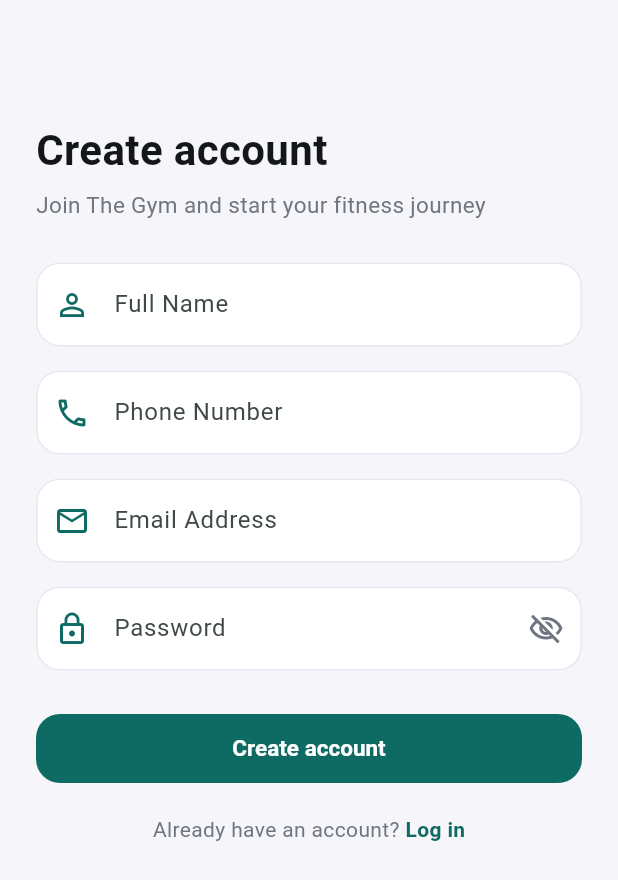
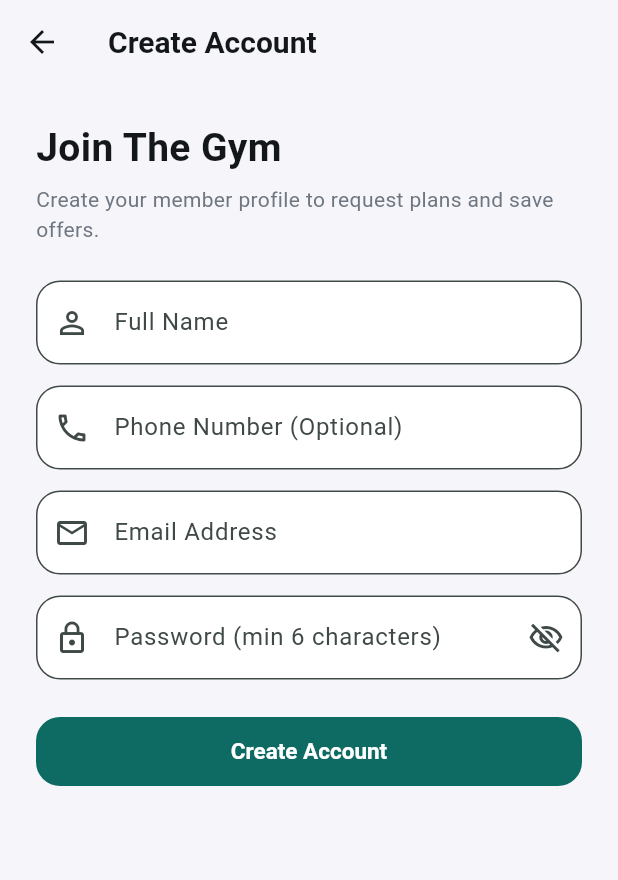
Before and after one commit to GeorgeAiad-dev/flutter_application_1, a Flutter app: the SignUpScreen screen opened directly, on a phone screen of 412 x 824 dp. Shown: the top 880 px of the screen. Run offline on Flutter 3.47's test engine with Material 3 defaults, Android fonts, the phone set to English and light mode, and no system bars; our stand-ins replace image_picker, supabase_flutter; accounts and stored records are empty.

Commit message:
All features work

```diff
--- a/lib/screens/auth_screens.dart
+++ b/lib/screens/auth_screens.dart
@@ -11,11 +11,13 @@ class LoginScreen extends StatefulWidget {
 }
 
 class _LoginScreenState extends State<LoginScreen> {
-  final _formKey = GlobalKey<FormState>();
+  final _supabase = Supabase.instance.client;
   final _emailController = TextEditingController();
   final _passwordController = TextEditingController();
+
+  bool _isLoading = false;
   bool _obscurePassword = true;
-  bool _isLoading = false;
+  String? _errorMessage;
 
   @override
   void dispose() {
@@ -24,127 +26,154 @@ class _LoginScreenState extends State<LoginScreen> {
     super.dispose();
   }
 
-  Future<void> _submitLogin() async {
-    if (!_formKey.currentState!.validate()) return;
+  Future<void> _signIn() async {
+    final email = _emailController.text.trim();
+    final password = _passwordController.text;
 
-    setState(() => _isLoading = true);
+    if (email.isEmpty || password.isEmpty) {
+      setState(() {
+        _errorMessage = 'Please enter both your email and password.';
+      });
+      return;
+    }
+
+    setState(() {
+      _isLoading = true;
+      _errorMessage = null;
+    });
+
     try {
-      await Supabase.instance.client.auth.signInWithPassword(
-        email: _emailController.text.trim(),
-        password: _passwordController.text,
-      );
+      await _supabase.auth.signInWithPassword(email: email, password: password);
 
       if (!mounted) return;
-      ScaffoldMessenger.of(context).showSnackBar(
-        const SnackBar(
-          content: Text('Welcome back to The Gym!'),
-          backgroundColor: AppColors.primaryTeal,
-        ),
-      );
       Navigator.pop(context, true);
     } on AuthException catch (e) {
       if (!mounted) return;
-      final message = e.message.toLowerCase().contains('invalid login')
-          ? 'Incorrect email or password. Please try again.'
-          : e.message;
-      ScaffoldMessenger.of(context).showSnackBar(
-        SnackBar(content: Text(message), backgroundColor: Colors.red.shade700),
-      );
+      String friendlyMsg = e.message;
+      if (e.message.toLowerCase().contains('invalid login credentials')) {
+        friendlyMsg = 'Incorrect email or password. Please check your password and try again.';
+      }
+      setState(() {
+        _errorMessage = friendlyMsg;
+        _isLoading = false;
+      });
     } catch (_) {
       if (!mounted) return;
-      ScaffoldMessenger.of(context).showSnackBar(
-        SnackBar(
-          content: const Text(
-            'Connection error. Check your internet and try again.',
-          ),
-          backgroundColor: Colors.red.shade700,
-        ),
-      );
-    } finally {
-      if (mounted) setState(() => _isLoading = false);
+      setState(() {
+        _errorMessage =
+            'Connection error. Please check your internet and try again.';
+        _isLoading = false;
+      });
     }
   }
 
   @override
   Widget build(BuildContext context) {
     return Scaffold(
-      appBar: AppBar(),
-      body: SafeArea(
-        child: SingleChildScrollView(
+      appBar: AppBar(title: const Text('Log in')),
+      body: SingleChildScrollView(
         padding: const EdgeInsets.all(24),
-          child: Form(
-            key: _formKey,
         child: Column(
           crossAxisAlignment: CrossAxisAlignment.start,
           children: [
-                Container(
-                  width: 54,
-                  height: 54,
-                  decoration: BoxDecoration(
-                    color: AppColors.primaryTeal,
-                    borderRadius: BorderRadius.circular(16),
-                  ),
-                  child: const Icon(
-                    Icons.fitness_center,
-                    color: Colors.white,
-                    size: 28,
-                  ),
-                ),
-                const SizedBox(height: 24),
             const Text(
               'Welcome back',
               style: TextStyle(
-                    fontSize: 28,
+                fontSize: 26,
                 fontWeight: FontWeight.bold,
                 color: AppColors.textDark,
               ),
             ),
             const SizedBox(height: 6),
             const Text(
-                  'Sign in to manage your gym membership',
-                  style: TextStyle(fontSize: 15, color: AppColors.textGrey),
+              'Sign in to manage your gym membership and saved offers.',
+              style: TextStyle(fontSize: 14, color: AppColors.textGrey),
             ),
-                const SizedBox(height: 32),
-                TextFormField(
+            const SizedBox(height: 24),
+            if (_errorMessage != null) ...[
+              Container(
+                width: double.infinity,
+                padding: const EdgeInsets.all(14),
+                decoration: BoxDecoration(
+                  color: Colors.red.shade50,
+                  borderRadius: BorderRadius.circular(14),
+                  border: Border.all(color: Colors.red.shade200),
+                ),
+                child: Row(
+                  children: [
+                    Icon(
+                      Icons.error_outline,
+                      color: Colors.red.shade700,
+                      size: 22,
+                    ),
+                    const SizedBox(width: 10),
+                    Expanded(
+                      child: Text(
+                        _errorMessage!,
+                        style: TextStyle(
+                          color: Colors.red.shade900,
+                          fontSize: 13,
+                          fontWeight: FontWeight.w500,
+                        ),
+                      ),
+                    ),
+                  ],
+                ),
+              ),
+              const SizedBox(height: 18),
+            ],
+            TextField(
               controller: _emailController,
               keyboardType: TextInputType.emailAddress,
-                  validator: (v) => (v == null || !v.contains('@'))
-                      ? 'Please enter a valid email address'
-                      : null,
-                  decoration: _inputDecoration(
-                    label: 'Email Address',
-                    hint: 'name@example.com',
-                    icon: Icons.email_outlined,
+              onChanged: (_) {
+                if (_errorMessage != null) {
+                  setState(() => _errorMessage = null);
+                }
+              },
+              decoration: InputDecoration(
+                labelText: 'Email Address',
+                prefixIcon: const Icon(Icons.email_outlined),
+                filled: true,
+                fillColor: Colors.white,
+                border: OutlineInputBorder(
+                  borderRadius: BorderRadius.circular(16),
+                ),
               ),
             ),
             const SizedBox(height: 16),
-                TextFormField(
+            TextField(
               controller: _passwordController,
               obscureText: _obscurePassword,
-                  validator: (v) => (v == null || v.length < 6)
-                      ? 'Password must be at least 6 characters'
-                      : null,
-                  decoration: _inputDecoration(
-                    label: 'Password',
-                    hint: '••••••••',
-                    icon: Icons.lock_outline,
+              onChanged: (_) {
+                if (_errorMessage != null) {
+                  setState(() => _errorMessage = null);
+                }
+              },
+              decoration: InputDecoration(
+                labelText: 'Password',
+                prefixIcon: const Icon(Icons.lock_outline),
                 suffixIcon: IconButton(
                   icon: Icon(
                     _obscurePassword
                         ? Icons.visibility_off_outlined
                         : Icons.visibility_outlined,
-                        color: AppColors.textGrey,
                   ),
-                      onPressed: () =>
-                          setState(() => _obscurePassword = !_obscurePassword),
+                  onPressed: () {
+                    setState(() => _obscurePassword = !_obscurePassword);
+                  },
+                ),
+                filled: true,
+                fillColor: Colors.white,
+                border: OutlineInputBorder(
+                  borderRadius: BorderRadius.circular(16),
                 ),
               ),
             ),
-                const SizedBox(height: 28),
+            const SizedBox(height: 24),
             SizedBox(
               width: double.infinity,
               child: ElevatedButton(
-                    onPressed: _isLoading ? null : _submitLogin,
+                onPressed: _isLoading ? null : _signIn,
                 child: _isLoading
                     ? const SizedBox(
                         height: 20,
@@ -157,36 +186,35 @@ class _LoginScreenState extends State<LoginScreen> {
                     : const Text('Log in'),
               ),
             ),
-                const SizedBox(height: 20),
+            const SizedBox(height: 16),
             Row(
               mainAxisAlignment: MainAxisAlignment.center,
               children: [
                 const Text(
-                      "Don't have an account? ",
+                  "Don't have an account?",
                   style: TextStyle(color: AppColors.textGrey),
                 ),
-                    GestureDetector(
-                      onTap: () {
-                        Navigator.pushReplacement(
+                TextButton(
+                  onPressed: () async {
+                    final created = await Navigator.push(
                       context,
-                          MaterialPageRoute(
-                            builder: (_) => const SignUpScreen(),
-                          ),
+                      MaterialPageRoute(builder: (_) => const SignUpScreen()),
                     );
+                    if (created == true && mounted) {
+                      Navigator.pop(context, true);
+                    }
                   },
                   child: const Text(
-                        'Sign up',
+                    'Create account',
                     style: TextStyle(
+                      color: AppColors.primaryTeal,
                       fontWeight: FontWeight.bold,
-                          color: AppColors.primaryTeal,
                     ),
                   ),
                 ),
               ],
             ),
           ],
-            ),
-          ),
         ),
       ),
     );
@@ -201,13 +229,15 @@ class SignUpScreen extends StatefulWidget {
 }
 
 class _SignUpScreenState extends State<SignUpScreen> {
-  final _formKey = GlobalKey<FormState>();
+  final _supabase = Supabase.instance.client;
   final _nameController = TextEditingController();
   final _phoneController = TextEditingController();
   final _emailController = TextEditingController();
   final _passwordController = TextEditingController();
+
+  bool _isLoading = false;
   bool _obscurePassword = true;
-  bool _isLoading = false;
+  String? _errorMessage;
 
   @override
   void dispose() {
@@ -218,140 +248,185 @@ class _SignUpScreenState extends State<SignUpScreen> {
     super.dispose();
   }
 
-  Future<void> _submitSignUp() async {
-    if (!_formKey.currentState!.validate()) return;
+  Future<void> _signUp() async {
+    final name = _nameController.text.trim();
+    final phone = _phoneController.text.trim();
+    final email = _emailController.text.trim();
+    final password = _passwordController.text;
 
-    setState(() => _isLoading = true);
+    if (name.isEmpty || email.isEmpty || password.isEmpty) {
+      setState(() {
+        _errorMessage = 'Please fill in your name, email, and password.';
+      });
+      return;
+    }
+
+    if (password.length < 6) {
+      setState(() {
+        _errorMessage = 'Password must be at least 6 characters long.';
+      });
+      return;
+    }
+
+    setState(() {
+      _isLoading = true;
+      _errorMessage = null;
+    });
+
     try {
-      await Supabase.instance.client.auth.signUp(
-        email: _emailController.text.trim(),
-        password: _passwordController.text,
-        data: {
-          'full_name': _nameController.text.trim(),
-          'phone': _phoneController.text.trim(),
-        },
+      await _supabase.auth.signUp(
+        email: email,
+        password: password,
+        data: {'full_name': name, 'phone': phone},
       );
 
       if (!mounted) return;
-      ScaffoldMessenger.of(context).showSnackBar(
-        const SnackBar(
-          content: Text('Account created! Welcome to The Gym.'),
-          backgroundColor: AppColors.primaryTeal,
-        ),
-      );
       Navigator.pop(context, true);
     } on AuthException catch (e) {
       if (!mounted) return;
-      ScaffoldMessenger.of(context).showSnackBar(
-        SnackBar(
-          content: Text(e.message),
-          backgroundColor: Colors.red.shade700,
-        ),
-      );
+      String friendlyMsg = e.message;
+      if (e.message.toLowerCase().contains('already registered')) {
+        friendlyMsg =
+            'This email is already registered. Please log in instead.';
+      }
+      setState(() {
+        _errorMessage = friendlyMsg;
+        _isLoading = false;
+      });
     } catch (_) {
       if (!mounted) return;
-      ScaffoldMessenger.of(context).showSnackBar(
-        SnackBar(
-          content: const Text('Could not create account. Please try again.'),
-          backgroundColor: Colors.red.shade700,
-        ),
-      );
-    } finally {
-      if (mounted) setState(() => _isLoading = false);
+      setState(() {
+        _errorMessage =
+            'Could not create account. Check your connection and try again.';
+        _isLoading = false;
+      });
     }
   }
 
   @override
   Widget build(BuildContext context) {
     return Scaffold(
-      appBar: AppBar(),
-      body: SafeArea(
-        child: SingleChildScrollView(
+      appBar: AppBar(title: const Text('Create Account')),
+      body: SingleChildScrollView(
         padding: const EdgeInsets.all(24),
-          child: Form(
-            key: _formKey,
         child: Column(
           crossAxisAlignment: CrossAxisAlignment.start,
           children: [
             const Text(
-                  'Create account',
+              'Join The Gym',
               style: TextStyle(
-                    fontSize: 28,
+                fontSize: 26,
                 fontWeight: FontWeight.bold,
                 color: AppColors.textDark,
               ),
             ),
             const SizedBox(height: 6),
             const Text(
-                  'Join The Gym and start your fitness journey',
-                  style: TextStyle(fontSize: 15, color: AppColors.textGrey),
+              'Create your member profile to request plans and save offers.',
+              style: TextStyle(fontSize: 14, color: AppColors.textGrey),
             ),
-                const SizedBox(height: 28),
-                TextFormField(
-                  controller: _nameController,
-                  validator: (v) => (v == null || v.trim().isEmpty)
-                      ? 'Please enter your full name'
-                      : null,
-                  decoration: _inputDecoration(
-                    label: 'Full Name',
-                    hint: 'Ahmed Mohamed',
-                    icon: Icons.person_outline,
+            const SizedBox(height: 24),
+            if (_errorMessage != null) ...[
+              Container(
+                width: double.infinity,
+                padding: const EdgeInsets.all(14),
+                decoration: BoxDecoration(
+                  color: Colors.red.shade50,
+                  borderRadius: BorderRadius.circular(14),
+                  border: Border.all(color: Colors.red.shade200),
+                ),
+                child: Row(
+                  children: [
+                    Icon(
+                      Icons.error_outline,
+                      color: Colors.red.shade700,
+                      size: 22,
+                    ),
+                    const SizedBox(width: 10),
+                    Expanded(
+                      child: Text(
+                        _errorMessage!,
+                        style: TextStyle(
+                          color: Colors.red.shade900,
+                          fontSize: 13,
+                          fontWeight: FontWeight.w500,
                         ),
                       ),
-                const SizedBox(height: 16),
-                TextFormField(
+                    ),
+                  ],
+                ),
+              ),
+              const SizedBox(height: 18),
+            ],
+            TextField(
+              controller: _nameController,
+              decoration: InputDecoration(
+                labelText: 'Full Name',
+                prefixIcon: const Icon(Icons.person_outline),
+                filled: true,
+                fillColor: Colors.white,
+                border: OutlineInputBorder(
+                  borderRadius: BorderRadius.circular(16),
+                ),
+              ),
+            ),
+            const SizedBox(height: 14),
+            TextField(
               controller: _phoneController,
               keyboardType: TextInputType.phone,
-                  validator: (v) => (v == null || v.trim().length != 11)
-                      ? 'Please enter an 11-digit phone number'
-                      : null,
-                  decoration: _inputDecoration(
-                    label: 'Phone Number',
-                    hint: '01012345678',
-                    icon: Icons.phone_outlined,
+              decoration: InputDecoration(
+                labelText: 'Phone Number (Optional)',
+                prefixIcon: const Icon(Icons.phone_outlined),
+                filled: true,
+                fillColor: Colors.white,
+                border: OutlineInputBorder(
+                  borderRadius: BorderRadius.circular(16),
                 ),
               ),
-                const SizedBox(height: 16),
-                TextFormField(
+            ),
+            const SizedBox(height: 14),
+            TextField(
               controller: _emailController,
               keyboardType: TextInputType.emailAddress,
-                  validator: (v) => (v == null || !v.contains('@'))
-                      ? 'Please enter a valid email address'
-                      : null,
-                  decoration: _inputDecoration(
-                    label: 'Email Address',
-                    hint: 'name@example.com',
-                    icon: Icons.email_outlined,
+              decoration: InputDecoration(
+                labelText: 'Email Address',
+                prefixIcon: const Icon(Icons.email_outlined),
+                filled: true,
+                fillColor: Colors.white,
+                border: OutlineInputBorder(
+                  borderRadius: BorderRadius.circular(16),
                 ),
               ),
-                const SizedBox(height: 16),
-                TextFormField(
+            ),
+            const SizedBox(height: 14),
+            TextField(
               controller: _passwordController,
               obscureText: _obscurePassword,
-                  validator: (v) => (v == null || v.length < 6)
-                      ? 'Password must be at least 6 characters'
-                      : null,
-                  decoration: _inputDecoration(
-                    label: 'Password',
-                    hint: 'At least 6 characters',
-                    icon: Icons.lock_outline,
+              decoration: InputDecoration(
+                labelText: 'Password (min 6 characters)',
+                prefixIcon: const Icon(Icons.lock_outline),
                 suffixIcon: IconButton(
                   icon: Icon(
                     _obscurePassword
                         ? Icons.visibility_off_outlined
                         : Icons.visibility_outlined,
-                        color: AppColors.textGrey,
                   ),
-                      onPressed: () =>
-                          setState(() => _obscurePassword = !_obscurePassword),
+                  onPressed: () {
+                    setState(() => _obscurePassword = !_obscurePassword);
+                  },
+                ),
+                filled: true,
+                fillColor: Colors.white,
+                border: OutlineInputBorder(
+                  borderRadius: BorderRadius.circular(16),
                 ),
               ),
             ),
-                const SizedBox(height: 28),
+            const SizedBox(height: 24),
             SizedBox(
               width: double.infinity,
               child: ElevatedButton(
-                    onPressed: _isLoading ? null : _submitSignUp,
+                onPressed: _isLoading ? null : _signUp,
                 child: _isLoading
                     ? const SizedBox(
                         height: 20,
@@ -361,65 +436,12 @@ class _SignUpScreenState extends State<SignUpScreen> {
                           color: Colors.white,
                         ),
                       )
-                        : const Text('Create account'),
-                  ),
-                ),
-                const SizedBox(height: 20),
-                Row(
-                  mainAxisAlignment: MainAxisAlignment.center,
-                  children: [
-                    const Text(
-                      'Already have an account? ',
-                      style: TextStyle(color: AppColors.textGrey),
-                    ),
-                    GestureDetector(
-                      onTap: () {
-                        Navigator.pushReplacement(
-                          context,
-                          MaterialPageRoute(
-                            builder: (_) => const LoginScreen(),
-                          ),
-                        );
-                      },
-                      child: const Text(
-                        'Log in',
-                        style: TextStyle(
-                          fontWeight: FontWeight.bold,
-                          color: AppColors.primaryTeal,
-                        ),
+                    : const Text('Create Account'),
               ),
             ),
           ],
-                ),
-              ],
-            ),
-          ),
         ),
       ),
     );
   }
 }
-
-InputDecoration _inputDecoration({
-  required String label,
-  required String hint,
-  required IconData icon,
-  Widget? suffixIcon,
-}) {
-  return InputDecoration(
-    labelText: label,
-    hintText: hint,
-    prefixIcon: Icon(icon, color: AppColors.primaryTeal),
-    suffixIcon: suffixIcon,
-    filled: true,
-    fillColor: Colors.white,
-    border: OutlineInputBorder(
-      borderRadius: BorderRadius.circular(16),
-      borderSide: const BorderSide(color: AppColors.borderLight),
-    ),
-    enabledBorder: OutlineInputBorder(
-      borderRadius: BorderRadius.circular(16),
-      borderSide: const BorderSide(color: AppColors.borderLight),
-    ),
-  );
-}
```
Lines whose indentation alone changed are shown as unchanged.
